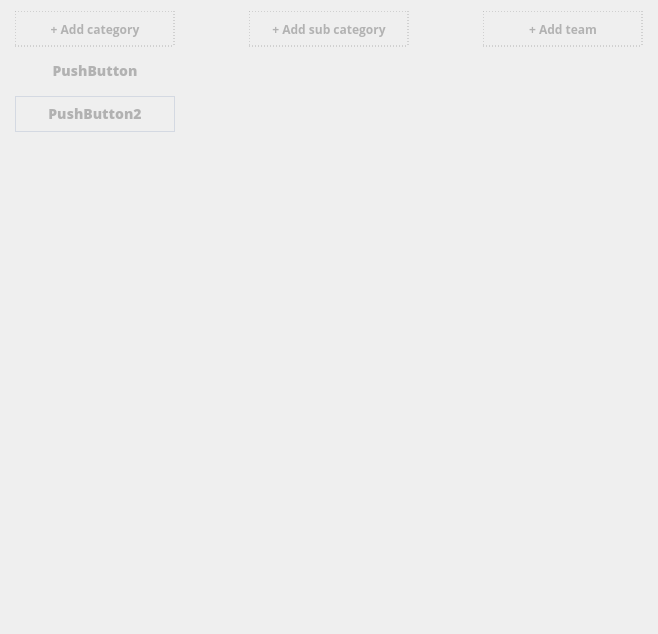
First picture: the form in client/screens/widgets/info_arch/info_arch.ui, repository kleroop/TechCourse_2022_12, before the edit.
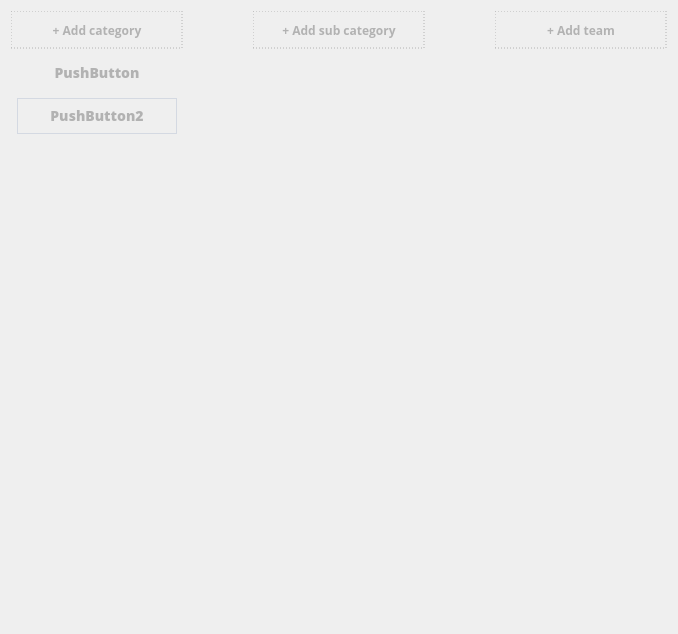
Second picture: the form after the edit.

Diff of the .ui file:
```diff
--- a/client/screens/widgets/info_arch/info_arch.ui
+++ b/client/screens/widgets/info_arch/info_arch.ui
@@ -66,8 +66,8 @@
         </property>
         <property name="minimumSize">
          <size>
-          <width>160</width>
-          <height>36</height>
+          <width>172</width>
+          <height>38</height>
          </size>
         </property>
         <property name="font">
@@ -274,8 +274,8 @@
         </property>
         <property name="minimumSize">
          <size>
-          <width>160</width>
-          <height>36</height>
+          <width>172</width>
+          <height>38</height>
          </size>
         </property>
         <property name="font">
@@ -398,8 +398,8 @@
         </property>
         <property name="minimumSize">
          <size>
-          <width>160</width>
-          <height>36</height>
+          <width>172</width>
+          <height>38</height>
          </size>
         </property>
         <property name="font">
```
